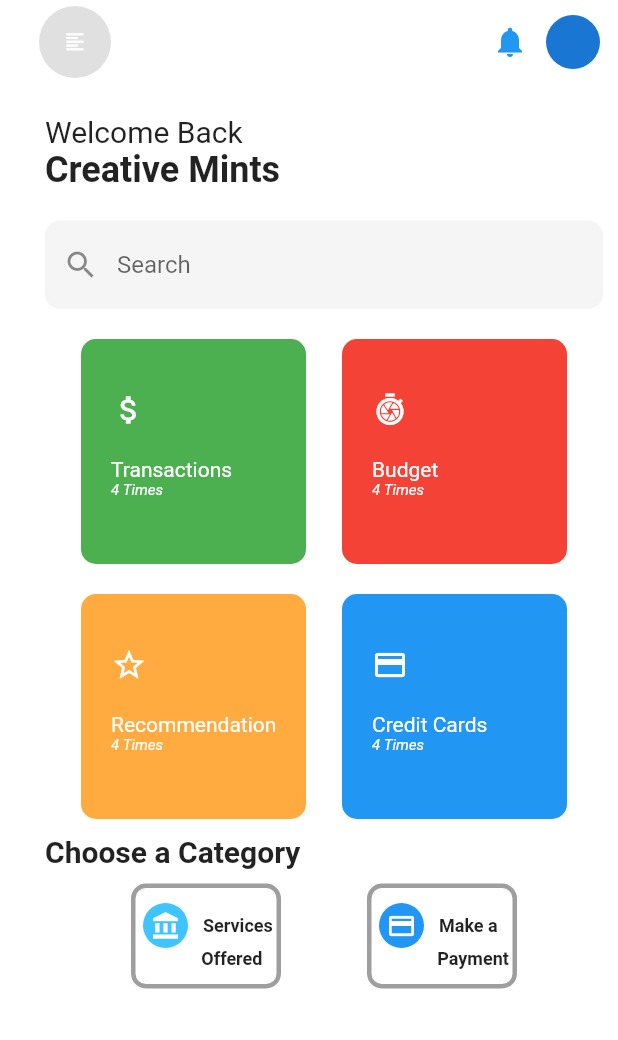
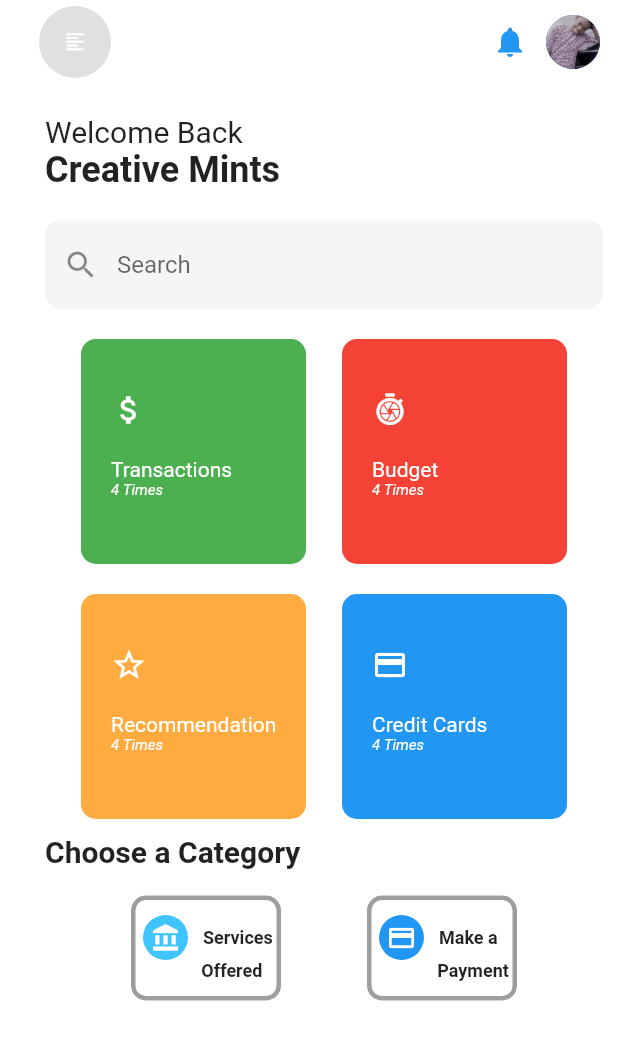
Before and after one commit to StellaMighty/BankApp, a Flutter app: the screen it shows after launch, on a phone screen of 412 x 824 dp. Shown: the top 1040 px of the screen. Run offline on Flutter 3.47's test engine with Material 2 defaults, Android fonts, the phone set to English and light mode, and no system bars.

Commit message:
Editted containers below

```diff
--- a/lib/main.dart
+++ b/lib/main.dart
@@ -46,7 +46,7 @@ class WelcomePage extends StatelessWidget {
             Padding(
               padding: const EdgeInsets.all(10.0),
               child: CircleAvatar(
-                  // backgroundImage: AssetsImage("assets/chi.jpg"),
+                backgroundImage: AssetImage("assets/chi.jpg"),
               ),
             )
           ],
@@ -226,7 +226,9 @@ class WelcomePage extends StatelessWidget {
                     ]),
               ),
 
-              Row(
+              Padding(
+                padding: EdgeInsets.symmetric(vertical: 8.0),
+                child: Row(
                   mainAxisAlignment: MainAxisAlignment.spaceEvenly,
                   children: [
                     Container(
@@ -322,6 +324,7 @@ class WelcomePage extends StatelessWidget {
                     ),
                   ],
                 ),
+              ),
             ],
           ),
         ));
--- a/pubspec.yaml
+++ b/pubspec.yaml
@@ -45,9 +45,9 @@ flutter:
   uses-material-design: true
 
   # To add assets to your application, add an assets section, like this:
-  # assets:
+  assets:
 
-  #   - assets/chi.jpg
+    - assets/chi.jpg
 
   # An image asset can refer to one or more resolution-specific "variants", see
   # https://flutter.dev/assets-and-images/#resolution-aware.
```
Lines whose indentation alone changed are shown as unchanged.
